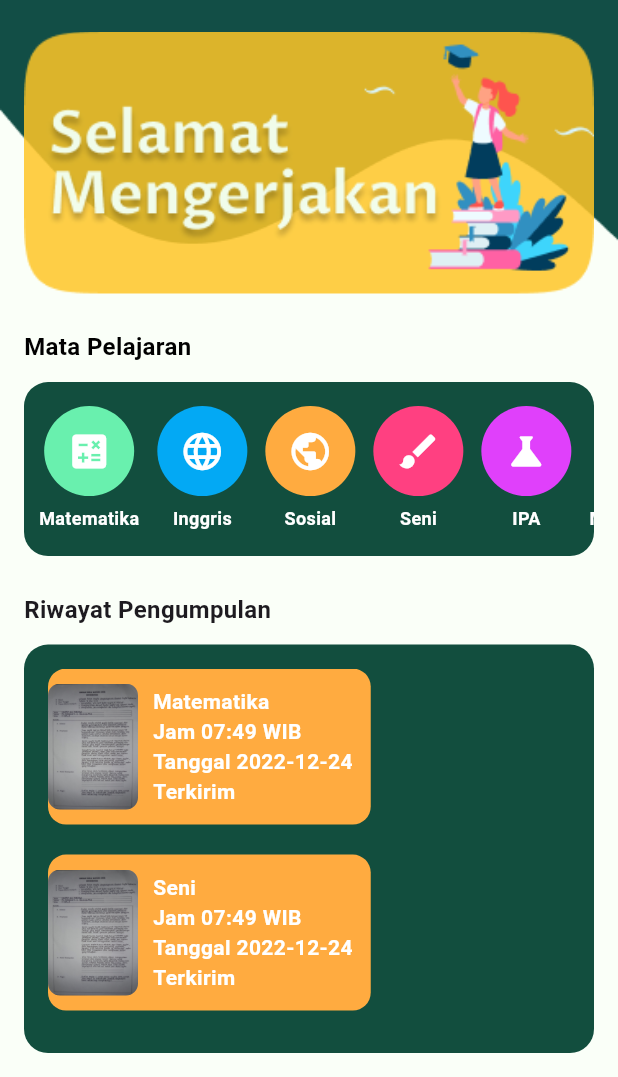
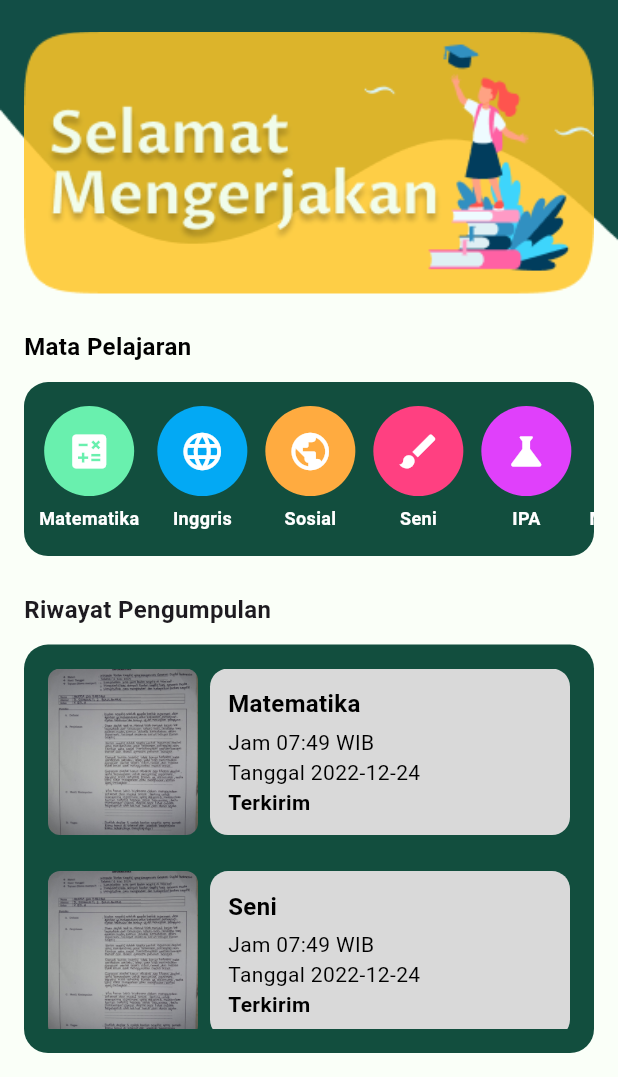
Before and after one commit to Ndraa234/easier, a Flutter app: the HomeContent widget shown alone on an empty page, opened directly, on a phone screen of 412 x 824 dp, the part 159-1236 px from its top. Run offline on Flutter 3.47's test engine with Material 3 defaults, Android fonts, the phone set to English and light mode, and no system bars; our stand-ins replace get; network calls fail; Roboto replaces fonts that are missing (Sans).

Commit message:
yang penting progres

```diff
--- a/lib/app/modules/home/views/home_view.dart
+++ b/lib/app/modules/home/views/home_view.dart
@@ -30,7 +30,7 @@ class _HomeViewState extends State<HomeView> {
       bottomNavigationBar: BottomNavigationBar(
         backgroundColor: Color(0xFF124E3E),
         currentIndex: currentIndex,
-        selectedItemColor: Color(0xFFFFC727),
+        selectedItemColor: Color(0xFF124E3E),
         unselectedItemColor: Colors.grey,
         onTap: (index) {
           setState(() {
@@ -203,10 +203,10 @@ class HomeContent extends StatelessWidget {
                           ),
                           child: ListView(
                             children: const [
-                              HistoryCard(subject: "Matematika", date: "2022-12-24", time: "07:49 WIB", status: "Terkirim", color: Colors.orangeAccent, imagePath: "assets/images/mat_icon.jpg"),
-                              HistoryCard(subject: "Seni", date: "2022-12-24", time: "07:49 WIB", status: "Terkirim", color: Colors.orangeAccent, imagePath: "assets/images/seni_icon.jpg"),
-                              HistoryCard(subject: "IPS", date: "2022-12-24", time: "07:49 WIB", status: "Terkirim", color: Colors.orangeAccent, imagePath: "assets/images/ips_icon.jpg"),
-                              HistoryCard(subject: "IPA", date: "2022-12-24", time: "07:49 WIB", status: "Terkirim", color: Colors.orangeAccent, imagePath: "assets/images/ipa_icon.jpg"),
+                              HistoryCard(subject: "Matematika", date: "2022-12-24", time: "07:49 WIB", status: "Terkirim", color: Color(0xFFD9D9D9), imagePath: "assets/images/mat_icon.jpg"),
+                              HistoryCard(subject: "Seni", date: "2022-12-24", time: "07:49 WIB", status: "Terkirim", color: Color(0xFFD9D9D9), imagePath: "assets/images/seni_icon.jpg"),
+                              HistoryCard(subject: "IPS", date: "2022-12-24", time: "07:49 WIB", status: "Terkirim", color: Color(0xFFD9D9D9), imagePath: "assets/images/ips_icon.jpg"),
+                              HistoryCard(subject: "IPA", date: "2022-12-24", time: "07:49 WIB", status: "Terkirim", color: Color(0xFFD9D9D9), imagePath: "assets/images/ipa_icon.jpg"),
                             ],
                           ),
                         ),
@@ -283,38 +283,52 @@ class HistoryCard extends StatelessWidget {
 
   @override
 Widget build(BuildContext context) {
-    return Container(
-      margin: const EdgeInsets.only(bottom: 20), // kasih jarak bawah lebih buat gambar keluar
-      child: Stack(
-        clipBehavior: Clip.none,  // Supaya gambar bisa keluar area stack
+  return Padding(
+    padding: const EdgeInsets.only(bottom: 24),
+    child: Row(
+      crossAxisAlignment: CrossAxisAlignment.start,
       children: [
-          Container(
-            padding: const EdgeInsets.only(left: 70, top: 12, bottom: 12, right: 12), // beri padding kiri buat ruang gambar
+        // Gambar di luar kontainer kuning
+        Padding(
+          padding: const EdgeInsets.only(right: 8),
+          child: ClipRRect(
+            borderRadius: BorderRadius.circular(8),
+            child: Image.asset(
+              imagePath,
+              width: 100,
+              height: 111,
+              fit: BoxFit.cover,
+            ),
+          ),
+        ),
+
+        // Kontainer kuning
+        Expanded(
+          child: Container(
+            padding: const EdgeInsets.all(12),
             decoration: BoxDecoration(
               color: color,
               borderRadius: BorderRadius.circular(12),
             ),
-            child: Text(
-              "$subject\nJam $time\nTanggal $date\n$status",
+            child: Column(
+              crossAxisAlignment: CrossAxisAlignment.start,
+              children: [
+                Text(
+                  subject,
                   style: const TextStyle(
-                color: Color(0xFFFFFFFF),
+                    fontSize: 16,
                     fontWeight: FontWeight.bold,
+                    color: Colors.black,
                   ),
                 ),
-          ),
-
-          // Gambar ditempatkan keluar container
-          Positioned(
-            left: 0,
-            top: 10,
-            bottom: 10,
-            child: ClipRRect(
-              borderRadius: BorderRadius.circular(8),
-              child: Image.asset(
-                imagePath,
-                width: 60,
-                height: 60,
-                fit: BoxFit.cover,
+                const SizedBox(height: 4),
+                Text("Jam $time", style: const TextStyle(color: Colors.black)),
+                Text("Tanggal $date", style: const TextStyle(color: Colors.black)),
+                Text(status, style: const TextStyle(
+                  fontWeight: FontWeight.bold,
+                  color: Colors.black,
+                )),
+              ],
             ),
           ),
         ),
@@ -322,4 +336,5 @@ class HistoryCard extends StatelessWidget {
     ),
   );
 }
+
 }
```
Also changed, not shown: lib/app/modules/login/views/login_view.dart (+18 -13 lines), lib/app/modules/tugas/views/tugas_view.dart (+126 -10 lines), assets/images/bg_tugas.png (added). Lines whose indentation alone changed are shown as unchanged.
